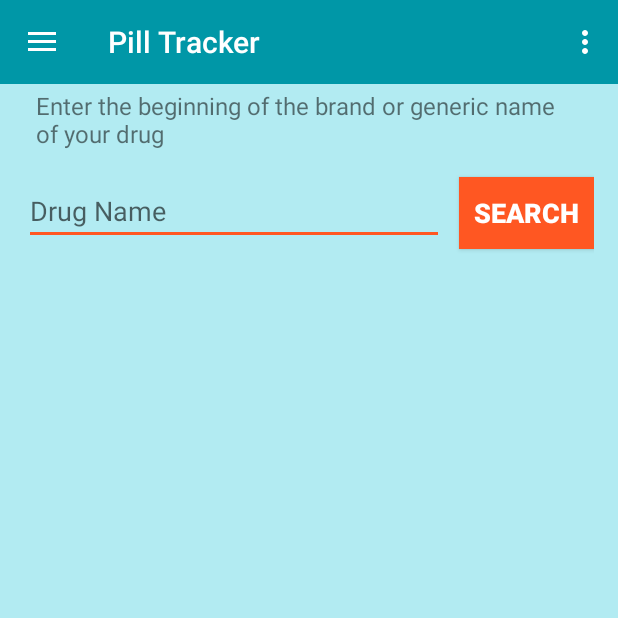
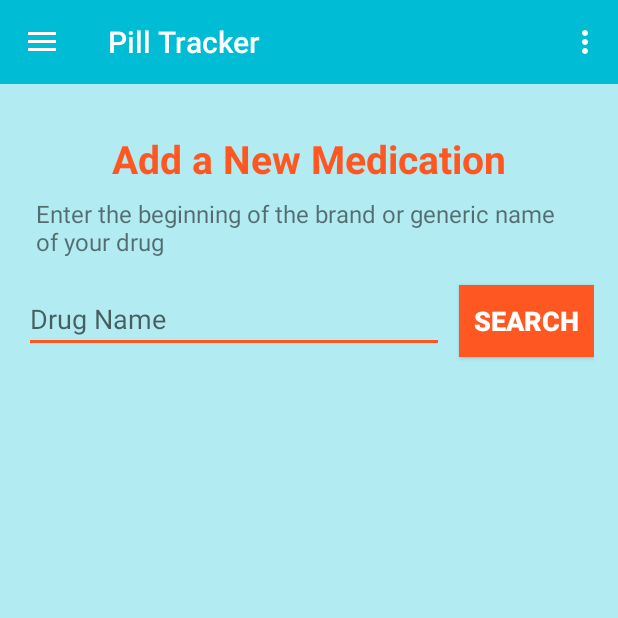
Before and after one commit to arolling/Android-Pill-Tracker, an Android app: the BaseActivity screen opened directly, with no data from a screen before it, in the side drawer, after a tap on "Add New Medication", on a phone screen of 412 x 824 dp, the top half of it. Run offline under Robolectric (Android 15) with nearby library versions, the light colour scheme and no system bars; our stand-ins replace ButterKnife; libraries missing offline, so code that uses them is left out: com.firebase.client, org.parceler; 3 statements that could not run were skipped.

Commit message:
fix toolbar display bug

```diff
--- a/app/src/main/java/com/epicodus/pilltracker/ui/BaseActivity.java
+++ b/app/src/main/java/com/epicodus/pilltracker/ui/BaseActivity.java
@@ -13,6 +13,9 @@ import android.os.Bundle;
 import android.support.v7.widget.Toolbar;
 import android.view.Menu;
 import android.view.MenuItem;
+import android.view.View;
+import android.view.ViewGroup;
+import android.widget.FrameLayout;
 
 import com.epicodus.pilltracker.Constants;
 import com.epicodus.pilltracker.R;
@@ -27,6 +30,7 @@ public class BaseActivity extends AppCompatActivity {
     protected DrawerLayout mDrawer;
     protected Toolbar toolbar;
     protected NavigationView nvDrawer;
+    public FrameLayout mContentFrame;
 
     @Override
     public void onCreate(Bundle savedInstanceState) {
@@ -39,6 +43,7 @@ public class BaseActivity extends AppCompatActivity {
         // Set a Toolbar to replace the ActionBar.
         toolbar = (Toolbar) findViewById(R.id.toolbar);
         setSupportActionBar(toolbar);
+        mContentFrame = (FrameLayout) findViewById(R.id.flContent);
 
         mDrawer = (DrawerLayout) findViewById(R.id.drawer_layout);
 
@@ -48,6 +53,17 @@ public class BaseActivity extends AppCompatActivity {
         mDrawer.addDrawerListener(drawerToggle);
         nvDrawer = (NavigationView) findViewById(R.id.nvView);
         setupDrawerContent(nvDrawer);
+    }
+
+    protected void replaceContentLayout(int sourceId, int destinationId) {
+        View contentLayout = findViewById(destinationId);
+
+        ViewGroup parent = (ViewGroup) contentLayout.getParent();
+        int index = parent.indexOfChild(contentLayout);
+
+        parent.removeView(contentLayout);
+        contentLayout = getLayoutInflater().inflate(sourceId, parent, false);
+        parent.addView(contentLayout, index);
     }
 
     private ActionBarDrawerToggle setupDrawerToggle() {
--- a/app/src/main/java/com/epicodus/pilltracker/ui/MainActivity.java
+++ b/app/src/main/java/com/epicodus/pilltracker/ui/MainActivity.java
@@ -44,11 +44,8 @@ public class MainActivity extends BaseActivity {
     @Override
     public void onCreate(Bundle savedInstanceState) {
         super.onCreate(savedInstanceState);
+        super.replaceContentLayout(R.layout.activity_main, R.id.flContent);
 
-        LayoutInflater inflater = (LayoutInflater) this
-                .getSystemService(Context.LAYOUT_INFLATER_SERVICE);
-        View contentView = inflater.inflate(R.layout.activity_main, null, false);
-        mDrawer.addView(contentView, 0);
 
         ButterKnife.bind(this);
         mUId = mSharedPreferences.getString(Constants.KEY_UID, null);
--- a/app/src/main/java/com/epicodus/pilltracker/ui/NewMedicationActivity.java
+++ b/app/src/main/java/com/epicodus/pilltracker/ui/NewMedicationActivity.java
@@ -66,10 +66,8 @@ public class NewMedicationActivity extends BaseActivity implements View.OnClickL
     @Override
     public void onCreate(Bundle savedInstanceState) {
         super.onCreate(savedInstanceState);
-        LayoutInflater inflater = (LayoutInflater) this
-                .getSystemService(Context.LAYOUT_INFLATER_SERVICE);
-        View contentView = inflater.inflate(R.layout.activity_new_medication, null, false);
-        mDrawer.addView(contentView, 0);
+        super.replaceContentLayout(R.layout.activity_new_medication, R.id.flContent);
+
         ButterKnife.bind(this);
 
         mDrugConfirmButton.setVisibility(View.GONE);
--- a/app/src/main/java/com/epicodus/pilltracker/ui/PrescriptionDetailActivity.java
+++ b/app/src/main/java/com/epicodus/pilltracker/ui/PrescriptionDetailActivity.java
@@ -1,8 +1,11 @@
 package com.epicodus.pilltracker.ui;
 
+import android.content.Context;
 import android.support.v4.view.ViewPager;
 import android.support.v7.app.AppCompatActivity;
 import android.os.Bundle;
+import android.view.LayoutInflater;
+import android.view.View;
 
 import com.epicodus.pilltracker.R;
 import com.epicodus.pilltracker.adapters.PrescriptionPagerAdapter;
@@ -23,7 +26,7 @@ public class PrescriptionDetailActivity extends BaseActivity {
     @Override
     public void onCreate(Bundle savedInstanceState) {
         super.onCreate(savedInstanceState);
-        setContentView(R.layout.activity_prescription_detail);
+        super.replaceContentLayout(R.layout.activity_prescription_detail, R.id.flContent);
         ButterKnife.bind(this);
 
         mPrescriptions = Parcels.unwrap(getIntent().getParcelableExtra("prescriptions"));
--- a/app/src/main/java/com/epicodus/pilltracker/ui/PrescriptionListActivity.java
+++ b/app/src/main/java/com/epicodus/pilltracker/ui/PrescriptionListActivity.java
@@ -1,5 +1,6 @@
 package com.epicodus.pilltracker.ui;
 
+import android.content.Context;
 import android.content.Intent;
 import android.content.SharedPreferences;
 import android.preference.PreferenceManager;
@@ -8,6 +9,8 @@ import android.os.Bundle;
 import android.support.v7.widget.LinearLayoutManager;
 import android.support.v7.widget.RecyclerView;
 import android.util.Log;
+import android.view.LayoutInflater;
+import android.view.View;
 
 import com.epicodus.pilltracker.Constants;
 import com.epicodus.pilltracker.R;
@@ -35,7 +38,8 @@ public class PrescriptionListActivity extends BaseActivity {
     @Override
     public void onCreate(Bundle savedInstanceState) {
         super.onCreate(savedInstanceState);
-        setContentView(R.layout.activity_prescription_list);
+        super.replaceContentLayout(R.layout.activity_prescription_list, R.id.flContent);
+
         ButterKnife.bind(this);
 
         mFirebasePrescriptionsRef = new Firebase(Constants.FIREBASE_URL_PRESCRIPTIONS);
--- a/app/src/main/res/layout/activity_base.xml
+++ b/app/src/main/res/layout/activity_base.xml
@@ -14,17 +14,16 @@
         <include
             layout="@layout/toolbar"
             android:layout_width="match_parent"
-            android:layout_height="wrap_content" />
+            android:layout_height="?actionBarSize"
+            android:background="@color/background_material_dark"/>
 
-        <!-- The main content view where fragments are loaded -->
         <FrameLayout
             android:id="@+id/flContent"
             android:layout_width="match_parent"
-            android:layout_height="match_parent" />
+            android:layout_height="wrap_content" />
     </LinearLayout>
 
-    <!-- The navigation drawer that comes from the left -->
-    <!-- Note that `android:layout_gravity` needs to be set to 'start' -->
+
     <android.support.design.widget.NavigationView
         android:id="@+id/nvView"
         android:layout_width="wrap_content"
--- a/app/src/main/res/layout/activity_new_medication.xml
+++ b/app/src/main/res/layout/activity_new_medication.xml
@@ -6,7 +6,7 @@
     android:paddingBottom="@dimen/activity_vertical_margin"
     android:paddingLeft="@dimen/activity_horizontal_margin"
     android:paddingRight="@dimen/activity_horizontal_margin"
-    android:paddingTop="@dimen/activity_vertical_margin"
+    android:paddingTop="32dp"
     tools:context=".ui.NewMedicationActivity"
     android:background="@color/colorPrimaryLight">
     <TextView
--- a/app/src/main/res/layout/toolbar.xml
+++ b/app/src/main/res/layout/toolbar.xml
@@ -7,6 +7,6 @@
     android:fitsSystemWindows="true"
     android:minHeight="?attr/actionBarSize"
     app:theme="@style/ThemeOverlay.AppCompat.Dark.ActionBar"
-    android:background="?attr/colorPrimaryDark">
+    android:background="?attr/colorPrimary">
 
 </android.support.v7.widget.Toolbar>
```
